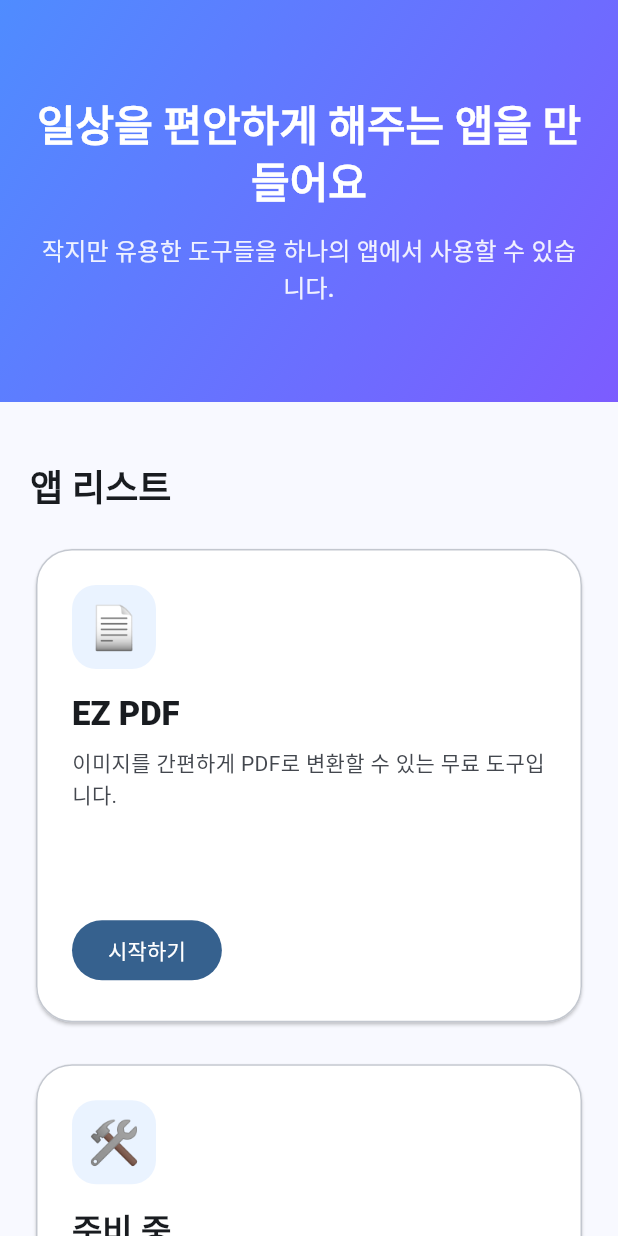
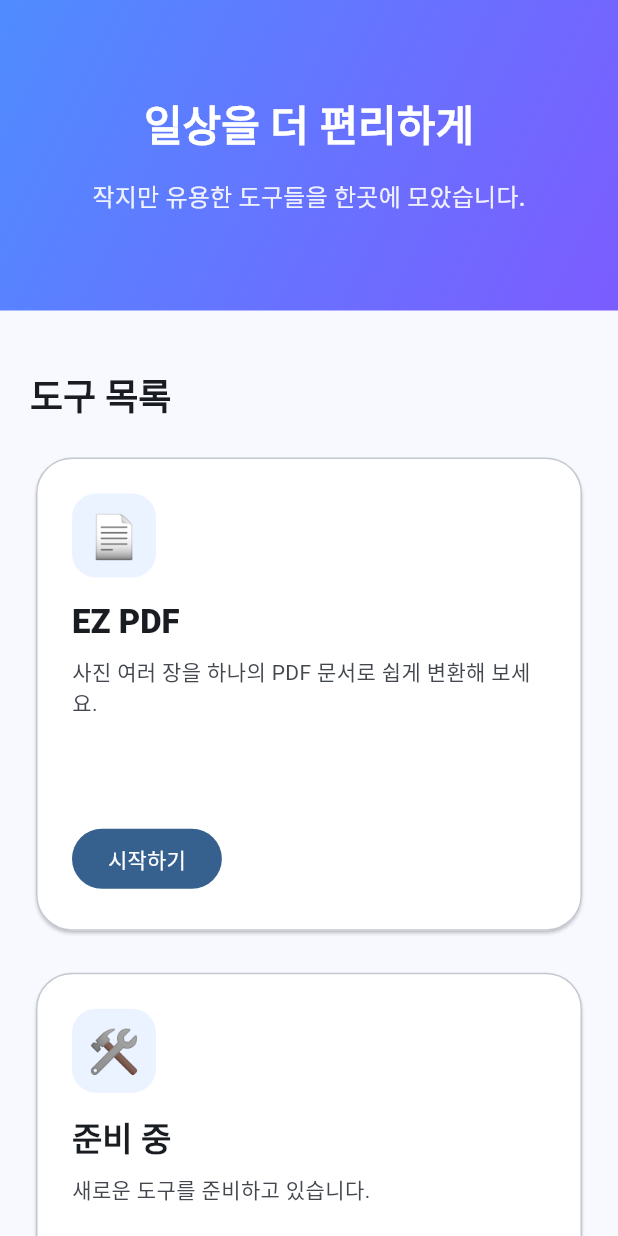
Before and after one commit to hackyeon/tool_box, a Flutter app: the screen it shows after launch, on a phone screen of 412 x 824 dp. Run offline on Flutter 3.47's test engine with Material 3 defaults, Android fonts, the phone set to English and light mode, and no system bars; our stand-ins replace cross_file, flutter_image_compress, google_mobile_ads, image_picker, pdf, printing; missing offline and left inert: desktop_drop; network calls fail.

Commit message:
홈 화면 문구 수정

```diff
--- a/lib/features/home/super_app_home_page.dart
+++ b/lib/features/home/super_app_home_page.dart
@@ -26,7 +26,7 @@ class SuperAppHomePage extends StatelessWidget {
                       crossAxisAlignment: CrossAxisAlignment.start,
                       children: [
                         Text(
-                          '앱 리스트',
+                          '도구 목록',
                           style: Theme.of(context).textTheme.headlineSmall?.copyWith(
                                 fontWeight: FontWeight.w800,
                               ),
@@ -46,14 +46,14 @@ class SuperAppHomePage extends StatelessWidget {
                                 _ToolCard(
                                   icon: '📄',
                                   title: 'EZ PDF',
-                                  description: '이미지를 간편하게 PDF로 변환할 수 있는 무료 도구입니다.',
+                                  description: '사진 여러 장을 하나의 PDF 문서로 쉽게 변환해 보세요.',
                                   buttonText: '시작하기',
                                   routeName: App.routeEzPdf,
                                 ),
                                 _ToolCard(
                                   icon: '🛠️',
                                   title: '준비 중',
-                                  description: '다음으로 만들 작은 도구를 준비하고 있습니다.',
+                                  description: '새로운 도구를 준비하고 있습니다.',
                                   buttonText: 'Coming Soon',
                                 ),
                               ],
@@ -99,7 +99,7 @@ class _HeroSection extends StatelessWidget {
       child: Column(
         children: [
           Text(
-            '일상을 편안하게 해주는 앱을 만들어요',
+            '일상을 더 편리하게',
             textAlign: TextAlign.center,
             style: Theme.of(context).textTheme.headlineMedium?.copyWith(
                   color: Colors.white,
@@ -108,7 +108,7 @@ class _HeroSection extends StatelessWidget {
           ),
           const SizedBox(height: 16),
           Text(
-            '작지만 유용한 도구들을 하나의 앱에서 사용할 수 있습니다.',
+            '작지만 유용한 도구들을 한곳에 모았습니다.',
             textAlign: TextAlign.center,
             style: Theme.of(context).textTheme.titleMedium?.copyWith(
                   color: Colors.white.withOpacity(0.9),
```
